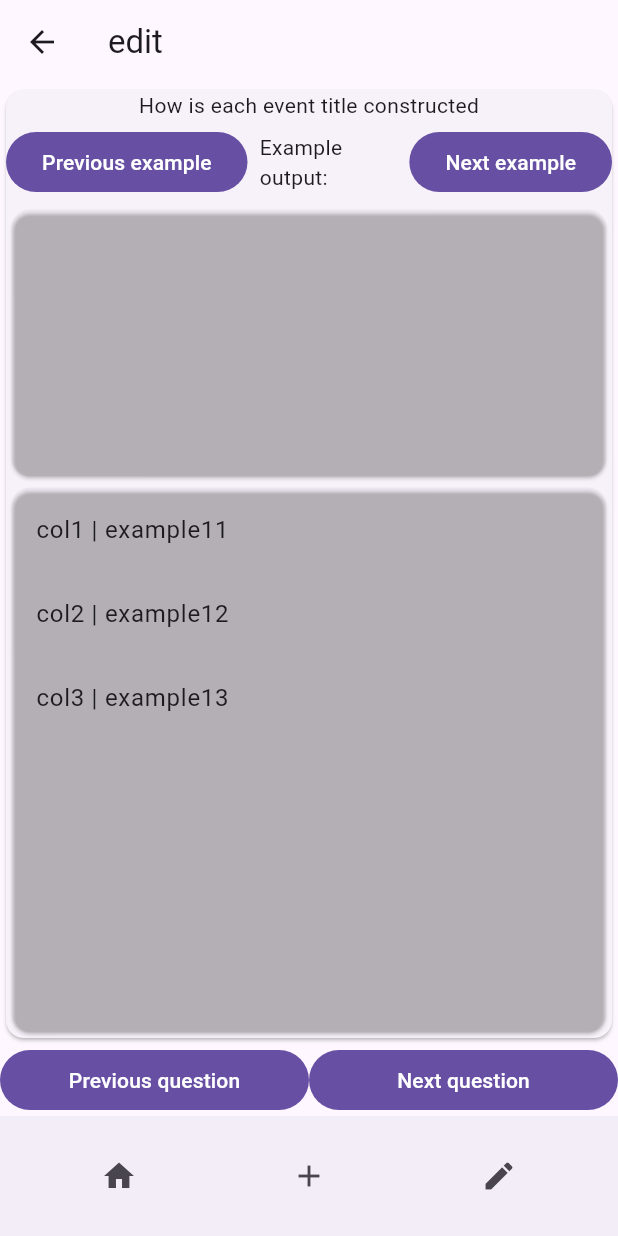
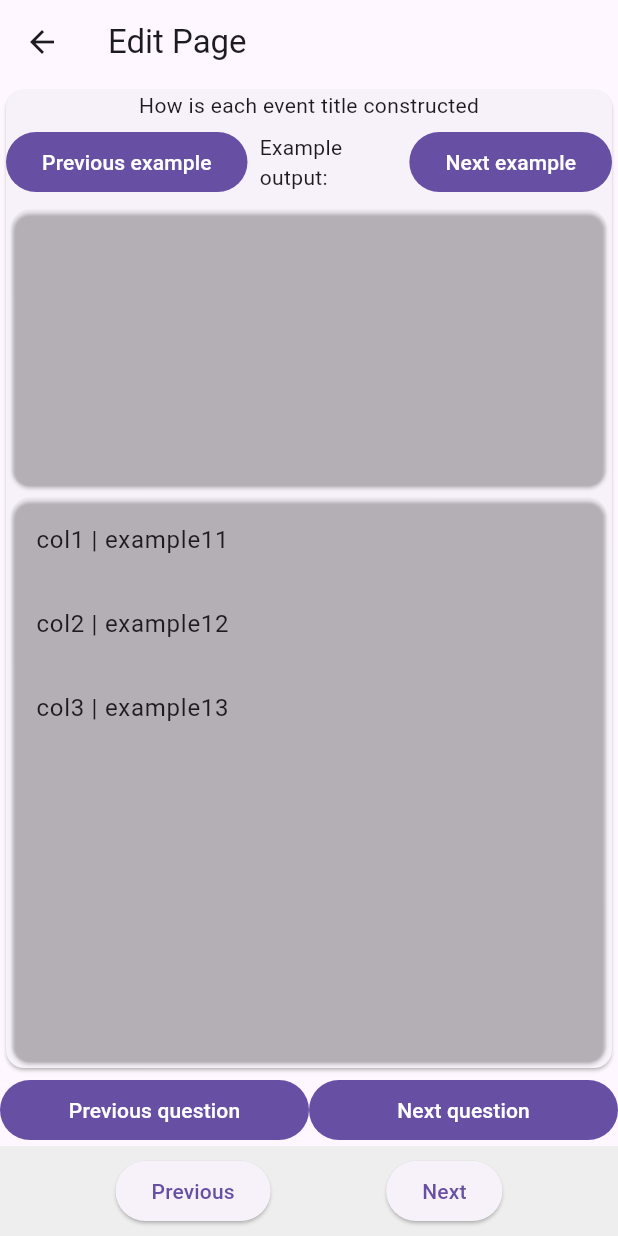
Before and after one commit to cs481-ekh/s25-syncineers, a Flutter app: the EditPage screen opened by its route, on a phone screen of 412 x 824 dp. Run offline on Flutter 3.47's test engine with Material 3 defaults, Android fonts, the phone set to English and light mode, and no system bars; our stand-ins replace file_picker, google_sign_in, googleapis_auth, shared_preferences; missing offline and left inert: excel, googleapis; accounts and stored records are empty.

Commit message:
changed around navigation structure

```diff
--- a/easy_sync/lib/main.dart
+++ b/easy_sync/lib/main.dart
@@ -16,9 +16,9 @@ class MainApp extends StatelessWidget {
   Widget build(BuildContext context) {
     return MaterialApp(
       routes: {
-        '/': (context) => const Frame(title: 'login', child: LoginPage()),
-        '/input': (context) =>  Frame(title: 'input', child: InputPage()),
-        '/edit': (context) => Frame(title: 'edit', child: EditPage(const [["col1","col2","col3"],["example11","example12","example13"],["example21","example22","example23"]])),
+        '/': (context) => InputPage(),
+        '/edit': (context) => EditPage(const [["col1","col2","col3"],["example11","example12","example13"],["example21","example22","example23"]]),
+        '/login': (context) => LoginPage(),
       }
     );
   }
--- a/easy_sync/lib/pages/editPage.dart
+++ b/easy_sync/lib/pages/editPage.dart
@@ -1,3 +1,4 @@
+import 'package:easy_sync/tools/frame.dart';
 import 'package:flutter/material.dart';
 
 class EditPage extends StatefulWidget {
@@ -43,7 +44,12 @@ class _EditPageState extends State<EditPage> {
       return const Text(
           "TODO build page to allow the user to review the decisions made, restart to the beginning or go back to the previous question if needed, but if they are happy allow them to move on to the next page which will ask which calendars locations go to.");
     } else {
-      return Column(
+      return Frame(
+        title: "Edit Page",
+        onNextPressed: () {
+          Navigator.pushNamed(context, '/login');
+        },
+        child: Column(
           children: [
             Expanded(
               child: QuestionWidget(
@@ -77,6 +83,7 @@ class _EditPageState extends State<EditPage> {
               ],
             ),
           ],
+        ),
       );
     }
   }
--- a/easy_sync/lib/pages/loginPage.dart
+++ b/easy_sync/lib/pages/loginPage.dart
@@ -1,3 +1,4 @@
+import 'package:easy_sync/tools/frame.dart';
 import 'package:easy_sync/tools/settings_provider.dart';
 import 'package:flutter/material.dart';
 import 'package:easy_sync/tools/auth_button.dart';
@@ -94,7 +95,14 @@ class _LoginPageState extends State<LoginPage> {
 
   @override
   Widget build(BuildContext context) {
-    return Center(
+    return Frame(
+      title: 'Login Page',
+      onNextPressed: () {
+        ScaffoldMessenger.of(context).showSnackBar(
+          const SnackBar(content: Text('No next page')),
+        );
+      },
+      child: Center(
         child: Column(
           children: [
             Text('login Page'),
@@ -157,6 +165,7 @@ class _LoginPageState extends State<LoginPage> {
             ),
           ],
         ),
+      ),
     );
   }
 }
--- a/easy_sync/lib/tools/frame.dart
+++ b/easy_sync/lib/tools/frame.dart
@@ -3,8 +3,15 @@ import 'package:flutter/material.dart';
 class Frame extends StatefulWidget {
   final Widget child;
   final String title;
+  final VoidCallback? onNextPressed;
 
-  const Frame({super.key, required this.title, required this.child});
+
+  const Frame({
+    super.key,
+    required this.title,
+    required this.child,
+    this.onNextPressed,
+  });
 
   @override
   State<Frame> createState() => _FrameState();
@@ -16,34 +23,32 @@ class _FrameState extends State<Frame> {
     return Scaffold(
       appBar: AppBar(
         title: Text(widget.title),
-        // actions: [
-        //   IconButton(
-        //     onPressed: () => Navigator.of(context).pushReplacementNamed('/'),
-        //     icon: const Icon(Icons.home),
-        //   ),
-        // ],
+
       ),
       //used to display add button throughout all pages
       body: widget.child,
-      bottomNavigationBar: BottomAppBar(
+      bottomNavigationBar: Column(
+        mainAxisSize: MainAxisSize.min,
+        children: [
+          Container(
+            height: 60,
+            color: Colors.grey[200],
             child: Row(
-          mainAxisAlignment: MainAxisAlignment.spaceAround,
+              mainAxisAlignment: MainAxisAlignment.spaceEvenly,
               children: [
-            IconButton(
-              onPressed: () => Navigator.of(context).pushReplacementNamed('/'),
-              icon: const Icon(Icons.home),
+                ElevatedButton(
+                  onPressed: () => Navigator.pop(context), // Use the callback
+                  child: const Text('Previous'),
                 ),
-            IconButton(
-              onPressed: () => Navigator.of(context).pushReplacementNamed('/input'),
-              icon: const Icon(Icons.add),
-            ),
-            IconButton(
-              onPressed: () => Navigator.of(context).pushReplacementNamed('/edit'),
-              icon: const Icon(Icons.edit),
+                ElevatedButton(
+                  onPressed: widget.onNextPressed, // Use the callback
+                  child: const Text('Next'),
                 ),
               ],
             ),
           ),
+        ],
+      ),
     );
   }
 }
```
Also changed, not shown: easy_sync/lib/pages/inputPage.dart (+14 -7 lines). Lines whose indentation alone changed are shown as unchanged.
